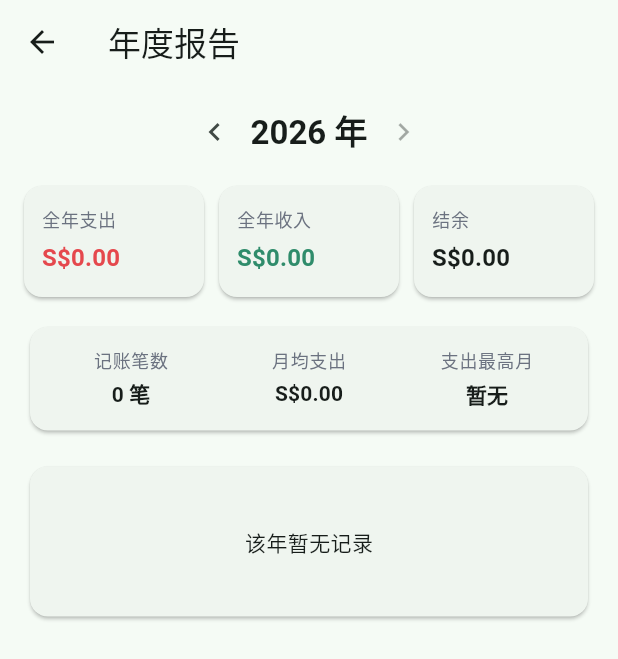
After one commit to chickendqwd/Spent_Tracker, a Flutter app: the AnnualPage screen opened directly, on a phone screen of 412 x 824 dp. The commit adds this screen. Shown: the top 659 px of the screen. Run offline on Flutter 3.47's test engine with Material 3 defaults, Android fonts, the phone set to English and light mode, and no system bars; our stand-ins replace fl_chart, flutter_riverpod, hive, hive_flutter, share_plus; accounts and stored records are empty.

Commit message:
v2.2: annual report (yearly aggregation, 12-month bar chart, category ranking, key stats) with regression tests

```diff
--- /dev/null
+++ b/lib/state/annual_providers.dart
@@ -0,0 +1,136 @@
+import 'package:flutter_riverpod/flutter_riverpod.dart';
+
+import '../core/utils/date_util.dart';
+import '../data/models/transaction_type.dart';
+import 'category_providers.dart';
+import 'currency_providers.dart';
+import 'summary_providers.dart';
+import 'transaction_providers.dart';
+import 'trend_providers.dart';
+
+/// 某一年的收支汇总（金额统一为基准币种 SGD 分）。
+class AnnualSummary {
+  const AnnualSummary({
+    required this.year,
+    required this.totalExpense,
+    required this.totalIncome,
+    required this.months,
+    required this.expenseByCategory,
+    required this.incomeByCategory,
+    required this.recordCount,
+  });
+
+  final int year;
+  final int totalExpense;
+  final int totalIncome;
+
+  /// 1-12 月，无数据月份为 0
+  final List<MonthlyPoint> months;
+
+  /// 按金额降序
+  final List<CategoryShare> expenseByCategory;
+  final List<CategoryShare> incomeByCategory;
+
+  /// 该年记账笔数
+  final int recordCount;
+
+  int get balance => totalIncome - totalExpense;
+
+  /// 支出最高的月份（1-12；全年无支出返回 0）
+  int get peakExpenseMonth {
+    var best = 0;
+    var month = 0;
+    for (final m in months) {
+      if (m.expense > best) {
+        best = m.expense;
+        month = int.parse(m.month.substring(5));
+      }
+    }
+    return month;
+  }
+
+  /// 有支出的月份数（月均支出按此计算，避免被空月份拉低）
+  int get monthsWithExpense => months.where((m) => m.expense > 0).length;
+
+  int get averageMonthlyExpense {
+    final n = monthsWithExpense;
+    return n == 0 ? 0 : (totalExpense / n).round();
+  }
+}
+
+/// 年报展示年份：默认今年，可向前回看（不允许超过今年）。
+class AnnualYearNotifier extends Notifier<int> {
+  @override
+  int build() => DateTime.now().year;
+
+  void previous() => state = state - 1;
+
+  void next() {
+    final now = DateTime.now().year;
+    if (state < now) state = state + 1;
+  }
+}
+
+final annualYearProvider =
+    NotifierProvider<AnnualYearNotifier, int>(AnnualYearNotifier.new);
+
+final annualSummaryProvider = Provider<AnnualSummary>((ref) {
+  final year = ref.watch(annualYearProvider);
+  final transactions = ref.watch(transactionProvider);
+  final categories = ref.watch(categoryProvider);
+  final currencies = ref.watch(currencyProvider);
+  const uncategorizedKey = -1;
+
+  final monthExpense = <int, int>{};
+  final monthIncome = <int, int>{};
+  final expenseByCategoryId = <int, int>{};
+  final incomeByCategoryId = <int, int>{};
+  var totalExpense = 0;
+  var totalIncome = 0;
+  var recordCount = 0;
+
+  for (final t in transactions) {
+    final d = DateUtil.fromDayKey(t.date);
+    if (d.year != year) continue;
+    recordCount++;
+    final cents = toBaseCents(currencies, t.amount, t.currency);
+    final k = t.categoryId ?? uncategorizedKey;
+    if (t.transactionType == TransactionType.expense) {
+      totalExpense += cents;
+      monthExpense[d.month] = (monthExpense[d.month] ?? 0) + cents;
+      expenseByCategoryId[k] = (expenseByCategoryId[k] ?? 0) + cents;
+    } else {
+      totalIncome += cents;
+      monthIncome[d.month] = (monthIncome[d.month] ?? 0) + cents;
+      incomeByCategoryId[k] = (incomeByCategoryId[k] ?? 0) + cents;
+    }
+  }
+
+  final categoryByKey = {for (final c in categories) c.key as int: c};
+  List<CategoryShare> shares(Map<int, int> byId) => byId.entries
+      .map(
+        (e) => CategoryShare(
+          category: e.key == uncategorizedKey ? null : categoryByKey[e.key],
+          amountCents: e.value,
+        ),
+      )
+      .toList()
+    ..sort((a, b) => b.amountCents.compareTo(a.amountCents));
+
+  return AnnualSummary(
+    year: year,
+    totalExpense: totalExpense,
+    totalIncome: totalIncome,
+    months: [
+      for (var m = 1; m <= 12; m++)
+        MonthlyPoint(
+          month: '$year-${m.toString().padLeft(2, '0')}',
+          expense: monthExpense[m] ?? 0,
+          income: monthIncome[m] ?? 0,
+        ),
+    ],
+    expenseByCategory: shares(expenseByCategoryId),
+    incomeByCategory: shares(incomeByCategoryId),
+    recordCount: recordCount,
+  );
+});
--- /dev/null
+++ b/lib/ui/analysis/annual_page.dart
@@ -0,0 +1,462 @@
+import 'package:fl_chart/fl_chart.dart';
+import 'package:flutter/material.dart';
+import 'package:flutter_riverpod/flutter_riverpod.dart';
+
+import '../../core/theme/app_theme.dart';
+import '../../core/utils/money_util.dart';
+import '../../state/annual_providers.dart';
+import '../../state/currency_providers.dart';
+
+/// 年度报告（v3 更多分析）：
+/// 年份切换 → 全年收支三卡片 → 关键统计（笔数/月均/最高支出月）
+/// → 12 个月收支柱状图 → 分类排行（支出/收入 Tab）。
+class AnnualPage extends ConsumerWidget {
+  const AnnualPage({super.key});
+
+  @override
+  Widget build(BuildContext context, WidgetRef ref) {
+    final summary = ref.watch(annualSummaryProvider);
+    final symbol = ref.watch(baseCurrencyProvider).symbol;
+    final palette = context.palette;
+
+    return Scaffold(
+      appBar: AppBar(title: const Text('年度报告')),
+      body: ListView(
+        padding: const EdgeInsets.fromLTRB(16, 8, 16, 32),
+        children: [
+          const _YearSwitcher(),
+          const SizedBox(height: 12),
+          Row(
+            children: [
+              _StatCard(
+                label: '全年支出',
+                amount: summary.totalExpense,
+                color: palette.expense,
+                symbol: symbol,
+              ),
+              const SizedBox(width: 10),
+              _StatCard(
+                label: '全年收入',
+                amount: summary.totalIncome,
+                color: palette.income,
+                symbol: symbol,
+              ),
+              const SizedBox(width: 10),
+              _StatCard(
+                label: '结余',
+                amount: summary.balance,
+                color: Theme.of(context).colorScheme.onSurface,
+                symbol: symbol,
+              ),
+            ],
+          ),
+          const SizedBox(height: 16),
+          Card(
+            child: Padding(
+              padding: const EdgeInsets.symmetric(vertical: 14, horizontal: 8),
+              child: Row(
+                children: [
+                  _KeyStat(
+                    label: '记账笔数',
+                    value: '${summary.recordCount} 笔',
+                  ),
+                  _KeyStat(
+                    label: '月均支出',
+                    value: MoneyUtil.format(
+                      summary.averageMonthlyExpense,
+                      symbol: symbol,
+                    ),
+                  ),
+                  _KeyStat(
+                    label: '支出最高月',
+                    value: summary.peakExpenseMonth == 0
+                        ? '暂无'
+                        : '${summary.peakExpenseMonth} 月',
+                  ),
+                ],
+              ),
+            ),
+          ),
+          const SizedBox(height: 16),
+          if (summary.recordCount == 0)
+            const Card(
+              child: Padding(
+                padding: EdgeInsets.symmetric(vertical: 40),
+                child: Center(child: Text('该年暂无记录')),
+              ),
+            )
+          else ...[
+            _MonthlyBarCard(summary: summary, symbol: symbol),
+            const SizedBox(height: 16),
+            _CategoryRankCard(summary: summary, symbol: symbol),
+          ],
+        ],
+      ),
+    );
+  }
+}
+
+/// 年份切换：可向前回看历史年份，不允许超过今年。
+class _YearSwitcher extends ConsumerWidget {
+  const _YearSwitcher();
+
+  @override
+  Widget build(BuildContext context, WidgetRef ref) {
+    final year = ref.watch(annualYearProvider);
+    final now = DateTime.now().year;
+    return Row(
+      mainAxisAlignment: MainAxisAlignment.center,
+      children: [
+        IconButton(
+          tooltip: '上一年',
+          onPressed: () => ref.read(annualYearProvider.notifier).previous(),
+          icon: const Icon(Icons.chevron_left),
+        ),
+        Text(
+          '$year 年',
+          style: Theme.of(context)
+              .textTheme
+              .titleLarge
+              ?.copyWith(fontWeight: FontWeight.w700),
+        ),
+        IconButton(
+          tooltip: '下一年',
+          onPressed: year >= now
+              ? null
+              : () => ref.read(annualYearProvider.notifier).next(),
+          icon: const Icon(Icons.chevron_right),
+        ),
+      ],
+    );
+  }
+}
+
+class _StatCard extends StatelessWidget {
+  const _StatCard({
+    required this.label,
+    required this.amount,
+    required this.color,
+    required this.symbol,
+  });
+
+  final String label;
+  final int amount;
+  final Color color;
+  final String symbol;
+
+  @override
+  Widget build(BuildContext context) {
+    final textTheme = Theme.of(context).textTheme;
+    return Expanded(
+      child: Card(
+        margin: EdgeInsets.zero,
+        child: Padding(
+          padding: const EdgeInsets.symmetric(horizontal: 12, vertical: 14),
+          child: Column(
+            crossAxisAlignment: CrossAxisAlignment.start,
+            children: [
+              Text(
+                label,
+                style: textTheme.bodySmall?.copyWith(
+                  color: context.palette.muted,
+                ),
+              ),
+              const SizedBox(height: 6),
+              FittedBox(
+                fit: BoxFit.scaleDown,
+                child: Text(
+                  MoneyUtil.format(amount, symbol: symbol),
+                  style: textTheme.titleMedium?.copyWith(
+                    color: color,
+                    fontWeight: FontWeight.w700,
+                  ),
+                ),
+              ),
+            ],
+          ),
+        ),
+      ),
+    );
+  }
+}
+
+class _KeyStat extends StatelessWidget {
+  const _KeyStat({required this.label, required this.value});
+
+  final String label;
+  final String value;
+
+  @override
+  Widget build(BuildContext context) {
+    final textTheme = Theme.of(context).textTheme;
+    return Expanded(
+      child: Column(
+        children: [
+          Text(
+            label,
+            style: textTheme.bodySmall?.copyWith(color: context.palette.muted),
+          ),
+          const SizedBox(height: 4),
+          Text(
+            value,
+            style: textTheme.titleSmall?.copyWith(fontWeight: FontWeight.w700),
+            maxLines: 1,
+            overflow: TextOverflow.ellipsis,
+          ),
+        ],
+      ),
+    );
+  }
+}
+
+/// 12 个月收支双柱图（支出 / 收入）。
+class _MonthlyBarCard extends StatelessWidget {
+  const _MonthlyBarCard({required this.summary, required this.symbol});
+
+  final AnnualSummary summary;
+  final String symbol;
+
+  @override
+  Widget build(BuildContext context) {
+    final palette = context.palette;
+    var maxCents = 0.0;
+    for (final m in summary.months) {
+      if (m.expense > maxCents) maxCents = m.expense.toDouble();
+      if (m.income > maxCents) maxCents = m.income.toDouble();
+    }
+    final maxY = maxCents <= 0 ? 1000.0 : maxCents * 1.15;
+    final interval = maxCents <= 0 ? 1000.0 : maxCents / 4;
+
+    return Card(
+      child: Padding(
+        padding: const EdgeInsets.fromLTRB(8, 16, 16, 12),
+        child: Column(
+          crossAxisAlignment: CrossAxisAlignment.start,
+          children: [
+            Padding(
+              padding: const EdgeInsets.only(left: 8),
+              child: Text(
+                '月度收支',
+                style: Theme.of(context).textTheme.titleMedium,
+              ),
+            ),
+            const SizedBox(height: 16),
+            SizedBox(
+              height: 200,
+              child: BarChart(
+                BarChartData(
+                  alignment: BarChartAlignment.spaceAround,
+                  minY: 0,
+                  maxY: maxY,
+                  gridData: FlGridData(
+                    show: true,
+                    drawVerticalLine: false,
+                    horizontalInterval: interval,
+                  ),
+                  borderData: FlBorderData(show: false),
+                  titlesData: FlTitlesData(
+                    topTitles: const AxisTitles(),
+                    rightTitles: const AxisTitles(),
+                    leftTitles: AxisTitles(
+                      sideTitles: SideTitles(
+                        showTitles: true,
+                        reservedSize: 44,
+                        interval: interval,
+                        getTitlesWidget: (v, _) => Text(
+                          (v / 100).toStringAsFixed(0),
+                          style: TextStyle(
+                            fontSize: 10,
+                            color: palette.muted,
+                          ),
+                        ),
+                      ),
+                    ),
+                    bottomTitles: AxisTitles(
+                      sideTitles: SideTitles(
+                        showTitles: true,
+                        reservedSize: 26,
+                        getTitlesWidget: (v, _) => Text(
+                          '${v.round() + 1}',
+                          style: TextStyle(
+                            fontSize: 10,
+                            color: palette.muted,
+                          ),
+                        ),
+                      ),
+                    ),
+                  ),
+                  barGroups: [
+                    for (var i = 0; i < summary.months.length; i++)
+                      BarChartGroupData(
+                        x: i,
+                        barsSpace: 2,
+                        barRods: [
+                          BarChartRodData(
+                            toY: summary.months[i].expense.toDouble(),
+                            color: palette.expense,
+                            width: 5,
+                            borderRadius: BorderRadius.circular(2),
+                          ),
+                          BarChartRodData(
+                            toY: summary.months[i].income.toDouble(),
+                            color: palette.income,
+                            width: 5,
+                            borderRadius: BorderRadius.circular(2),
+                          ),
+                        ],
+                      ),
+                  ],
+                ),
+              ),
+            ),
+            const SizedBox(height: 10),
+            Row(
+              children: [
+                Padding(
+                  padding: const EdgeInsets.only(left: 8),
+                  child: _LegendDot(label: '支出', color: palette.expense),
+                ),
+                const SizedBox(width: 16),
+                _LegendDot(label: '收入', color: palette.income),
+                const Spacer(),
+                Text(
+                  '单位：$symbol',
+                  style: Theme.of(context)
+                      .textTheme
+                      .bodySmall
+                      ?.copyWith(color: palette.muted),
+                ),
+              ],
+            ),
+          ],
+        ),
+      ),
+    );
+  }
+}
+
+class _LegendDot extends StatelessWidget {
+  const _LegendDot({required this.label, required this.color});
+
+  final String label;
+  final Color color;
+
+  @override
+  Widget build(BuildContext context) {
+    return Row(
+      mainAxisSize: MainAxisSize.min,
+      children: [
+        Container(
+          width: 10,
+          height: 10,
+          decoration: BoxDecoration(color: color, shape: BoxShape.circle),
+        ),
+        const SizedBox(width: 6),
+        Text(label, style: const TextStyle(fontSize: 12)),
+      ],
+    );
+  }
+}
+
+/// 分类排行（支出/收入 Tab），按金额降序。
+class _CategoryRankCard extends ConsumerStatefulWidget {
+  const _CategoryRankCard({required this.summary, required this.symbol});
+
+  final AnnualSummary summary;
+  final String symbol;
+
+  @override
+  ConsumerState<_CategoryRankCard> createState() => _CategoryRankCardState();
+}
+
+class _CategoryRankCardState extends ConsumerState<_CategoryRankCard> {
+  int _tab = 0; // 0=支出，1=收入
+
+  @override
+  Widget build(BuildContext context) {
+    final textTheme = Theme.of(context).textTheme;
+    final shares = _tab == 0
+        ? widget.summary.expenseByCategory
+        : widget.summary.incomeByCategory;
+    final total = _tab == 0
+        ? widget.summary.totalExpense
+        : widget.summary.totalIncome;
+
+    return Card(
+      child: Padding(
+        padding: const EdgeInsets.all(16),
+        child: Column(
+          crossAxisAlignment: CrossAxisAlignment.start,
+          children: [
+            Row(
+              children: [
+                Text('分类排行', style: textTheme.titleMedium),
+                const Spacer(),
+                SegmentedButton<int>(
+                  showSelectedIcon: false,
+                  style: const ButtonStyle(
+                    visualDensity: VisualDensity.compact,
+                    tapTargetSize: MaterialTapTargetSize.shrinkWrap,
+                  ),
+                  segments: const [
+                    ButtonSegment(value: 0, label: Text('支出')),
+                    ButtonSegment(value: 1, label: Text('收入')),
+                  ],
+                  selected: {_tab},
+                  onSelectionChanged: (s) => setState(() => _tab = s.first),
+                ),
+              ],
+            ),
+            const SizedBox(height: 12),
+            if (shares.isEmpty)
+              Padding(
+                padding: const EdgeInsets.symmetric(vertical: 24),
+                child: Center(
+                  child: Text('该年暂无${_tab == 0 ? '支出' : '收入'}'),
+                ),
+              )
+            else
+              for (final (i, share) in shares.indexed)
+                Padding(
+                  padding: const EdgeInsets.symmetric(vertical: 4),
+                  child: Row(
+                    children: [
+                      Container(
+                        width: 10,
+                        height: 10,
+                        decoration: BoxDecoration(
+                          color: context.palette.chartPalette[
+                              i % context.palette.chartPalette.length],
+                          shape: BoxShape.circle,
+                        ),
+                      ),
+                      const SizedBox(width: 8),
+                      Expanded(
+                        child: Text(
+                          share.category?.name ?? '未分类',
+                          style: textTheme.bodyMedium,
+                          maxLines: 1,
+                          overflow: TextOverflow.ellipsis,
+                        ),
+                      ),
+                      Text(
+                        '${(share.amountCents / total * 100).toStringAsFixed(0)}%',
+                        style: textTheme.bodySmall
+                            ?.copyWith(color: context.palette.muted),
+                      ),
+                      const SizedBox(width: 8),
+                      Text(
+                        MoneyUtil.format(share.amountCents,
+                            symbol: widget.symbol),
+                        style: textTheme.bodyMedium
+                            ?.copyWith(fontWeight: FontWeight.w600),
+                      ),
+                    ],
+                  ),
+                ),
+          ],
+        ),
+      ),
+    );
+  }
+}
```
Also changed, not shown: lib/ui/overview/overview_page.dart (+13 -1 lines), lib/ui/settings/settings_page.dart (+14 -0 lines), 1 other file.
